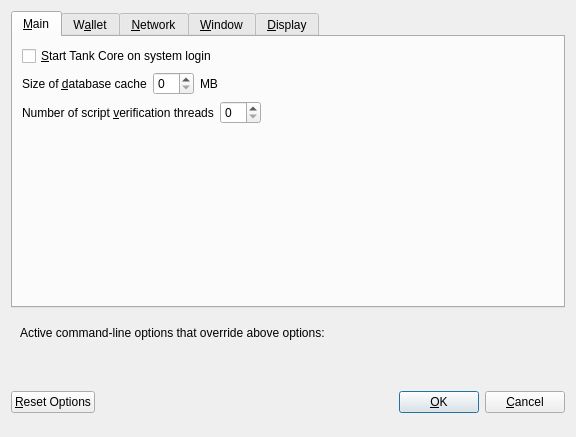
Above: src/qt/forms/optionsdialog.ui from officialXGalaxy/XGalaxy before the change. Below: the same form after it.
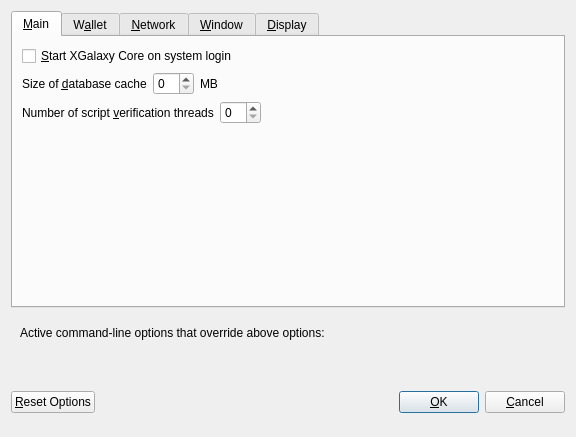
That is the form after the change. Custom widgets are drawn as their Qt base class.

Patch:
```diff
--- a/src/qt/forms/optionsdialog.ui
+++ b/src/qt/forms/optionsdialog.ui
@@ -33,7 +33,7 @@
           <string>Automatically start Tank Core after logging in to the system.</string>
          </property>
          <property name="text">
-          <string>&amp;Start Tank Core on system login</string>
+          <string>&amp;Start XGalaxy Core on system login</string>
          </property>
         </widget>
        </item>
```
Left out of the diff: 14 changed lines with no effect on the pictures.
